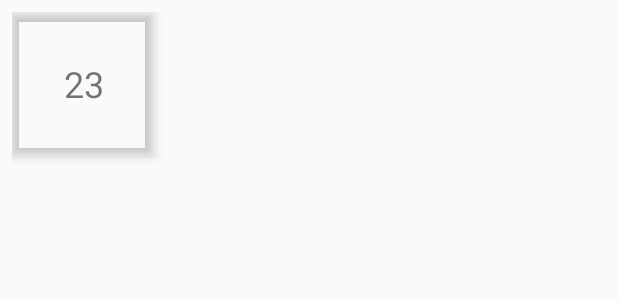
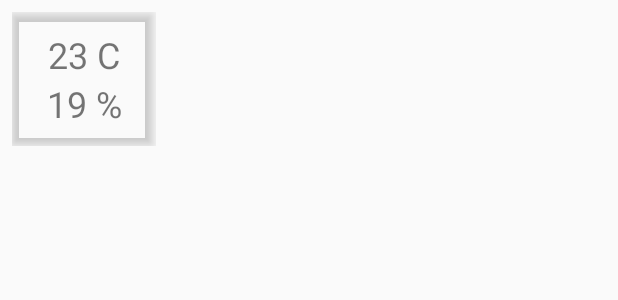
Before and after one commit to simmlemming/home2, an Android app: the layout activity_main.xml on its own in the app's theme, with its tools: preview values and no code run, on a phone screen of 412 x 824 dp. Shown: the top 300 px of the screen. Run offline under Robolectric (Android 15) with nearby library versions, the phone set to English and light mode, and no system bars.

Commit message:
Refactoring of UI.

```diff
--- a/app/src/main/java/org/home2/MainActivityViewModel.kt
+++ b/app/src/main/java/org/home2/MainActivityViewModel.kt
@@ -6,9 +6,9 @@ import android.arch.lifecycle.ViewModel
 /**
  * Created by mtkachenko on 20/05/17.
  */
-class MainActivityViewModel(val tempRepository: TempRepository) : ViewModel() {
-    var temp : LiveData<Int> = tempRepository.getTemp()
+class MainActivityViewModel(val tempRepository: RoomInfoRepository) : ViewModel() {
+    var roomInfo: LiveData<RoomInfo> = tempRepository.getRoomInfo("bedroom")
 
     @Suppress("unused")
-    constructor() : this(TempRepository())
+    constructor() : this(FakeRoomInfoRepository())
 }
--- /dev/null
+++ b/app/src/main/java/org/home2/RoomInfo.kt
@@ -0,0 +1,6 @@
+package org.home2
+
+/**
+ * Created by mtkachenko on 27/05/17.
+ */
+data class RoomInfo(val roomName: String, val temp: Int, val hum: Int)
--- /dev/null
+++ b/app/src/main/java/org/home2/RoomMeterView.kt
@@ -0,0 +1,35 @@
+package org.home2
+
+import android.content.Context
+import android.util.AttributeSet
+import android.view.View
+import android.widget.FrameLayout
+import android.widget.TextView
+
+/**
+ * Created by mtkachenko on 27/05/17.
+ */
+class RoomMeterView : FrameLayout {
+//    private var inited : Boolean = false
+    private lateinit var tempView : TextView
+    private lateinit var humView : TextView
+
+    constructor(context: Context, attributeSet: AttributeSet) : super(context, attributeSet)
+
+    constructor(context: Context, attributeSet: AttributeSet, defStyleAttrs : Int) : super(context, attributeSet, defStyleAttrs)
+
+    constructor(context: Context, attributeSet: AttributeSet, defStyleAttrs : Int, styleRes: Int) : super(context, attributeSet, defStyleAttrs, styleRes)
+
+    override fun onFinishInflate() {
+        super.onFinishInflate()
+        View.inflate(context, R.layout.room_meter_view, this)
+
+        tempView = findViewById(R.id.temp) as TextView
+        humView = findViewById(R.id.hum) as TextView
+    }
+
+    fun setRoomInfo(roomInfo: RoomInfo) {
+        tempView.text = "${roomInfo.temp} C"
+        humView.text = "${roomInfo.hum} %"
+    }
+}
--- a/app/src/main/res/layout/activity_main.xml
+++ b/app/src/main/res/layout/activity_main.xml
@@ -7,16 +7,8 @@
     android:padding="8dp"
     tools:context="org.home2.MainActivity">
 
-    <TextView
-        android:id="@+id/temp"
+    <org.home2.RoomMeterView
+        android:id="@+id/room_1"
         android:layout_width="wrap_content"
-        android:layout_height="wrap_content"
-        android:elevation="4dp"
-        android:gravity="center"
-        android:minHeight="96dp"
-        android:minWidth="96dp"
-        android:textSize="24sp"
-        android:outlineProvider="bounds"
-        android:text="23" />
-
+        android:layout_height="wrap_content" />
 </FrameLayout>
--- /dev/null
+++ b/app/src/main/res/layout/room_meter_view.xml
@@ -0,0 +1,26 @@
+<?xml version="1.0" encoding="utf-8"?>
+<LinearLayout xmlns:android="http://schemas.android.com/apk/res/android"
+    android:layout_width="96dp"
+    android:layout_height="wrap_content"
+    android:elevation="4dp"
+    android:padding="12dp"
+    android:orientation="vertical"
+    android:outlineProvider="bounds">
+
+    <TextView
+        android:id="@+id/temp"
+        android:layout_width="match_parent"
+        android:layout_height="wrap_content"
+        android:gravity="center"
+        android:text="23 C"
+        android:textSize="24sp" />
+
+    <TextView
+        android:id="@+id/hum"
+        android:layout_width="match_parent"
+        android:layout_height="wrap_content"
+        android:gravity="center"
+        android:text="19 %"
+        android:textSize="24sp" />
+
+</LinearLayout>
```
Also changed, not shown: app/src/main/java/org/home2/FakeRoomInfoRepository.kt (added, +32 -0 lines), app/src/main/java/org/home2/MainActivity.kt (+5 -6 lines), app/src/main/java/org/home2/RoomInfoRepository.kt (added, +10 -0 lines), app/src/main/java/org/home2/TempRepository.kt (deleted, +0 -23 lines).
